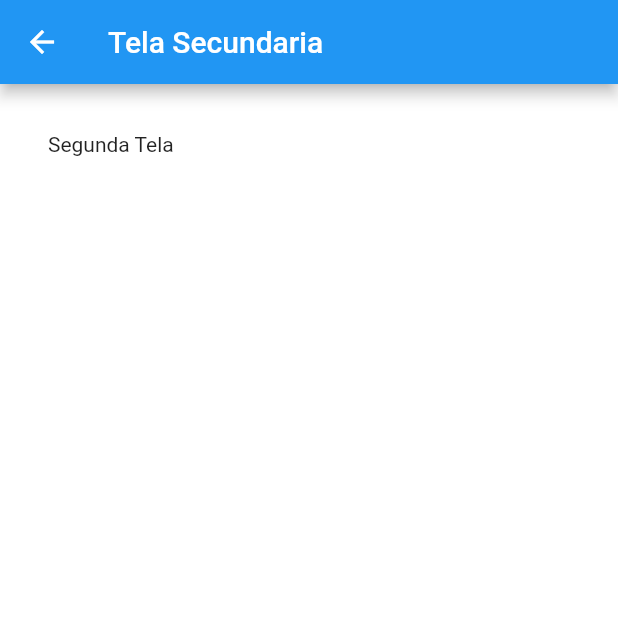
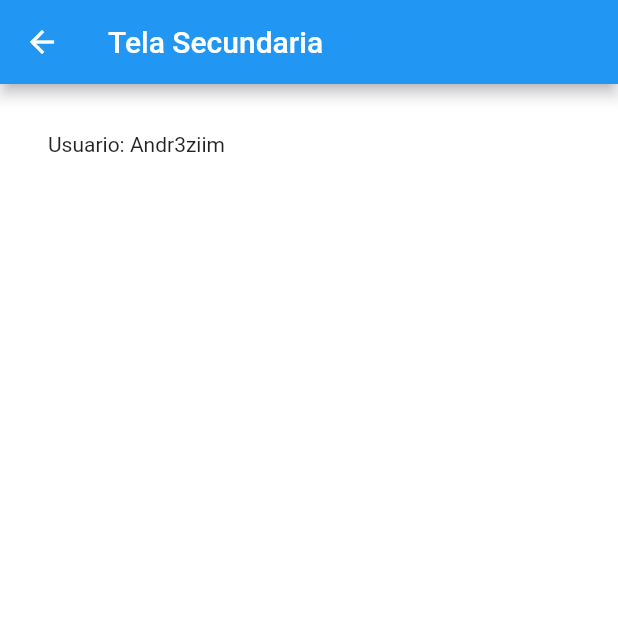
Before and after one commit to luislimamn/App04ATMConsultoria-Flutter-, a Flutter app: the TelaPrincipal screen opened directly, after a tap on "Segunda Tela", on a phone screen of 412 x 824 dp, the top half of it. Run offline on Flutter 3.47's test engine with Material 2 defaults, Android fonts, the phone set to English and light mode, and no system bars.

Commit message:
Versão 1.0.1 - Scroll adicionado a tela inicial

```diff
--- a/lib/ATMConsutoria.dart
+++ b/lib/ATMConsutoria.dart
@@ -45,7 +45,8 @@ class _ATMConsultoriaState extends State<ATMConsultoria> {
         title: Text(_titulo),
         backgroundColor: Colors.green,
       ),
-      body: Container(
+      body: SingleChildScrollView(
+        child: Container(
           padding: EdgeInsets.all(32),
           child: Column(
             mainAxisAlignment: MainAxisAlignment.center,
@@ -87,6 +88,7 @@ class _ATMConsultoriaState extends State<ATMConsultoria> {
             ],
           ),
         ),
+      ),
     );
   }
 }
--- a/lib/TelaPrincipal.dart
+++ b/lib/TelaPrincipal.dart
@@ -28,7 +28,7 @@ class _TelaPrincipalState extends State<TelaPrincipal> {
                   Navigator.push(
                       context,
                       MaterialPageRoute(
-                          builder: (context) => TelaSecundaria()
+                          builder: (context) => TelaSecundaria("Andr3ziim")
                       )
                   );
                 },
--- a/lib/TelaSecundaria.dart
+++ b/lib/TelaSecundaria.dart
@@ -1,6 +1,10 @@
 import 'package:flutter/material.dart';
 class TelaSecundaria extends StatefulWidget {
-  const TelaSecundaria({Key? key}) : super(key: key);
+  //const TelaSecundaria({Key? key}) : super(key: key);
+
+  String texto;
+
+  TelaSecundaria(this.texto);
 
   @override
   State<TelaSecundaria> createState() => _TelaSecundariaState();
@@ -8,6 +12,7 @@ class TelaSecundaria extends StatefulWidget {
 
 class _TelaSecundariaState extends State<TelaSecundaria> {
   var _titulo = "Tela Secundaria";
+  var _mensagem = "Usuario: ";
   @override
   Widget build(BuildContext context) {
     return Scaffold(
@@ -21,7 +26,7 @@ class _TelaSecundariaState extends State<TelaSecundaria> {
         child: SingleChildScrollView(
           child: Column(
             children: <Widget>[
-              Text("Segunda Tela")
+              Text("Usuario: ${widget.texto}")
             ],
           ),
         ),
```
Lines whose indentation alone changed are shown as unchanged.
